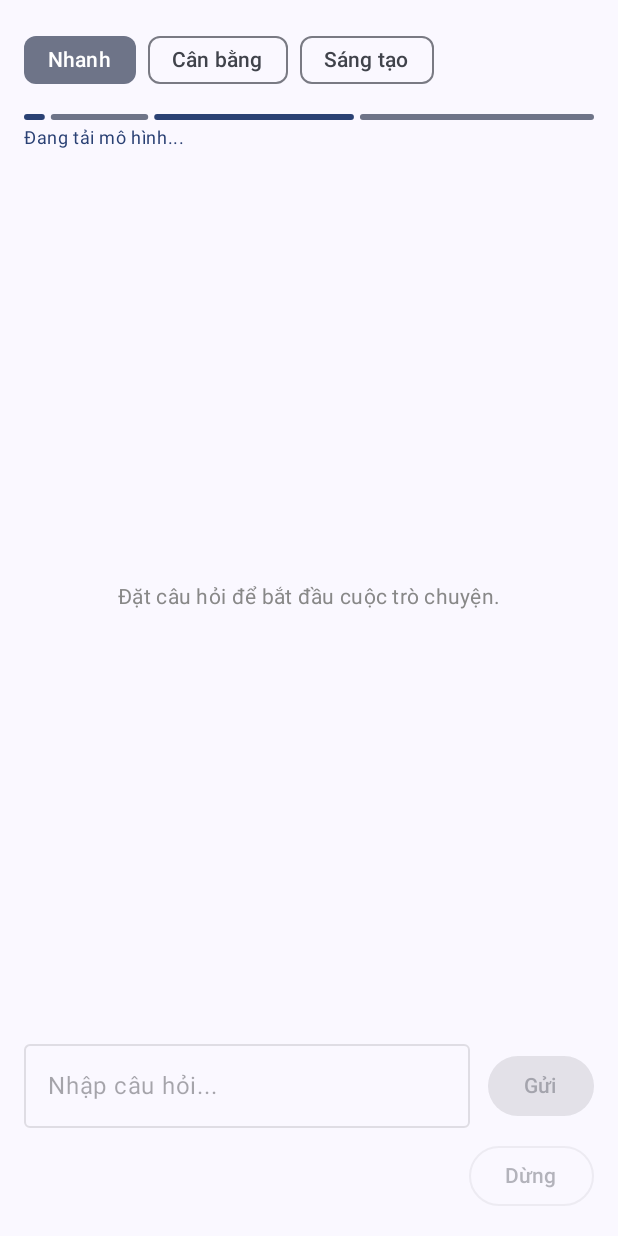
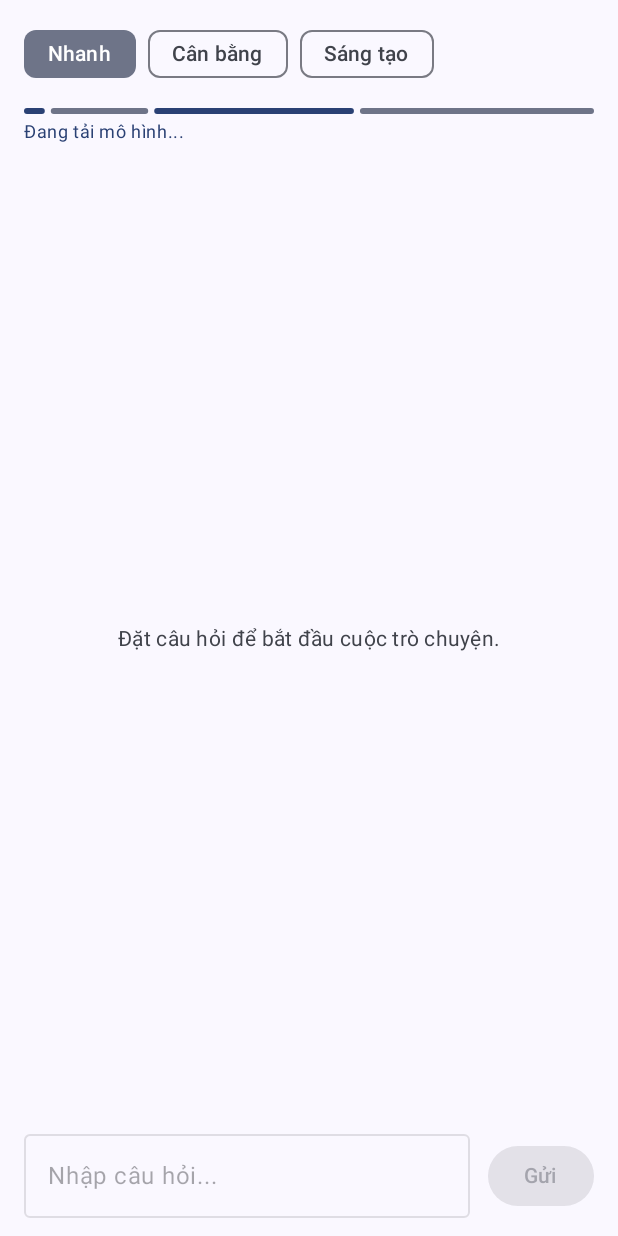
Before and after one commit to tvphuong2/RAGApp, an Android app built with Jetpack Compose: the composable ChatScreen called with empty values, on a phone screen of 412 x 824 dp. Run offline under Robolectric (Android 15) with nearby library versions, the phone set to English and light mode, and no system bars; network calls fail; 2 statements that could not run were skipped.

Commit message:
Refine chat UI for dark theme usability

```diff
--- a/app/src/main/java/ui/chat/ChatScreen.kt
+++ b/app/src/main/java/ui/chat/ChatScreen.kt
@@ -15,11 +15,12 @@ import androidx.compose.foundation.lazy.LazyListState
 import androidx.compose.foundation.lazy.LazyRow
 import androidx.compose.foundation.lazy.items
 import androidx.compose.foundation.lazy.rememberLazyListState
+import androidx.compose.foundation.layout.systemBarsPadding
 import androidx.compose.material3.Button
+import androidx.compose.material3.ButtonDefaults
 import androidx.compose.material3.FilterChip
 import androidx.compose.material3.LinearProgressIndicator
 import androidx.compose.material3.MaterialTheme
-import androidx.compose.material3.OutlinedButton
 import androidx.compose.material3.OutlinedTextField
 import androidx.compose.material3.Text
 import androidx.compose.runtime.Composable
@@ -27,7 +28,6 @@ import androidx.compose.runtime.LaunchedEffect
 import androidx.compose.runtime.getValue
 import androidx.compose.ui.Alignment
 import androidx.compose.ui.Modifier
-import androidx.compose.ui.graphics.Color
 import androidx.compose.ui.text.style.TextAlign
 import androidx.compose.ui.unit.dp
 import androidx.lifecycle.compose.collectAsStateWithLifecycle
@@ -53,7 +53,8 @@ fun ChatScreen(
     Column(
         modifier = modifier
             .fillMaxSize()
-            .padding(16.dp),
+            .systemBarsPadding()
+            .padding(horizontal = 16.dp, vertical = 12.dp),
         verticalArrangement = Arrangement.spacedBy(12.dp)
     ) {
         PresetSelector(
@@ -79,8 +80,8 @@ fun ChatScreen(
             onSend = viewModel::sendMessage,
             onStop = viewModel::stopGeneration,
             canSend = uiState.input.isNotBlank() && uiState.isModelReady && !uiState.isGenerating,
-            canStop = uiState.isGenerating,
-            enabled = uiState.isModelReady && !uiState.isGenerating
+            isGenerating = uiState.isGenerating,
+            isModelReady = uiState.isModelReady
         )
     }
 }
@@ -149,7 +150,7 @@ private fun ChatHistory(
                 modifier = Modifier.align(Alignment.Center),
                 textAlign = TextAlign.Center,
                 style = MaterialTheme.typography.bodyMedium,
-                color = Color.Gray
+                color = MaterialTheme.colorScheme.onSurfaceVariant
             )
         } else {
             LazyColumn(
@@ -173,8 +174,8 @@ private fun InputBar(
     onSend: () -> Unit,
     onStop: () -> Unit,
     canSend: Boolean,
-    canStop: Boolean,
-    enabled: Boolean,
+    isGenerating: Boolean,
+    isModelReady: Boolean,
     modifier: Modifier = Modifier,
 ) {
     Column(modifier.fillMaxWidth(), verticalArrangement = Arrangement.spacedBy(8.dp)) {
@@ -184,19 +185,24 @@ private fun InputBar(
                 onValueChange = onInputChange,
                 modifier = Modifier.weight(1f),
                 placeholder = { Text("Nhập câu hỏi...") },
-                enabled = enabled
+                enabled = isModelReady
             )
             Spacer(Modifier.width(12.dp))
-            Button(onClick = onSend, enabled = canSend) {
-                Text("Gửi")
+            val buttonLabel = if (isGenerating) "Dừng" else "Gửi"
+            val buttonEnabled = isModelReady && (isGenerating || canSend)
+            val onClick = if (isGenerating) onStop else onSend
+            val buttonColors = if (isGenerating) {
+                ButtonDefaults.buttonColors(
+                    containerColor = MaterialTheme.colorScheme.error,
+                    contentColor = MaterialTheme.colorScheme.onError
+                )
+            } else {
+                ButtonDefaults.buttonColors()
             }
-        }
-        OutlinedButton(
-            onClick = onStop,
-            enabled = canStop,
-            modifier = Modifier.align(Alignment.End)
-        ) {
-            Text("Dừng")
+
+            Button(onClick = onClick, enabled = buttonEnabled, colors = buttonColors) {
+                Text(buttonLabel)
+            }
         }
     }
 }
```
Also changed, not shown: app/src/main/java/ui/chat/MessageBubble.kt (+18 -8 lines).
